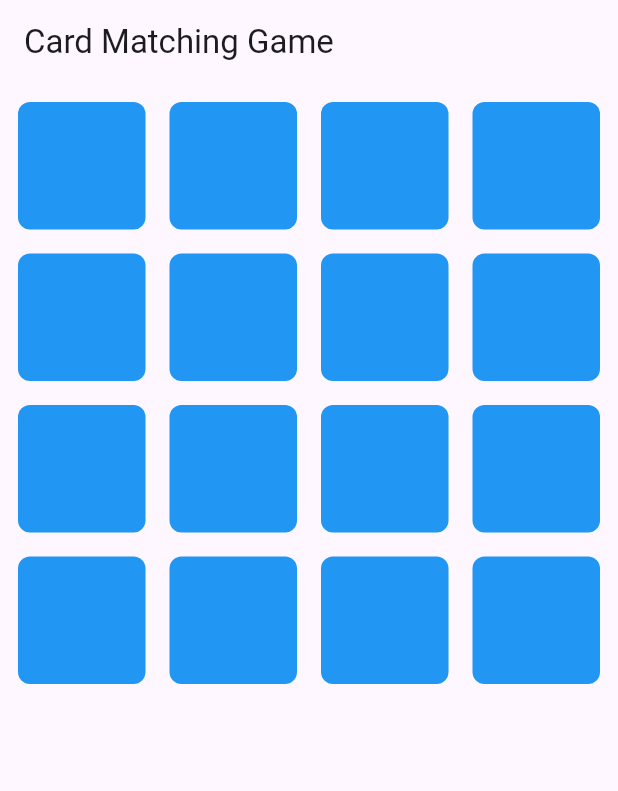
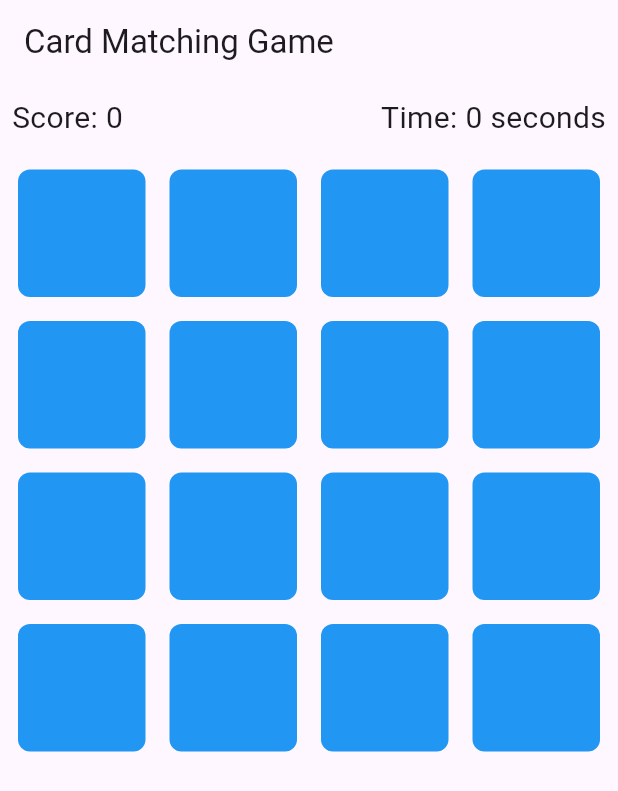
Before and after one commit to JackyZheng070102/Homework3v2, a Flutter app: the screen it shows after launch, on a phone screen of 412 x 824 dp. Shown: the top 791 px of the screen. Run offline on Flutter 3.47's test engine with Material 3 defaults, Android fonts, the phone set to English and light mode, and no system bars.

Commit message:
Add timer and scoring system to the game

```diff
--- a/lib/main.dart
+++ b/lib/main.dart
@@ -32,11 +32,20 @@ class _GameScreenState extends State<GameScreen> {
   List<int> cardValues = List<int>.generate(16, (index) => index ~/ 2); // Creates pairs: 0-0, 1-1, ..., 7-7
 
   int matchedPairs = 0; // Tracks number of matched pairs
+  int score = 0; // Player's score
+  int timeTaken = 0; // Time taken to match pairs
+  Timer? timer; // Timer object
+  bool gameStarted = false; // Flag to check if game has started
 
   // Handle card flipping logic
   void flipCard(int index) {
     if (isFaceUp[index] || isMatched[index] || selectedCards.length == 2) {
       return; // Prevent flipping if card is already face-up, matched, or two cards are face-up
+    }
+
+    if (!gameStarted) {
+      startTimer(); // Start the timer when the first card is flipped
+      gameStarted = true;
     }
 
     setState(() {
@@ -53,30 +62,48 @@ class _GameScreenState extends State<GameScreen> {
             isMatched[selectedCards[0]] = true;
             isMatched[selectedCards[1]] = true;
             matchedPairs++; // Increment matched pairs counter
+            score += 10; // Earn points for a match
           } else {
             // Cards do not match, flip them back down
             isFaceUp[selectedCards[0]] = false;
             isFaceUp[selectedCards[1]] = false;
+            score -= 5; // Deduct points for a mismatch
           }
           selectedCards.clear(); // Clear selected cards after checking
         });
 
         // Check for victory condition
         if (matchedPairs == cardValues.length ~/ 2) {
+          stopTimer(); // Stop the timer when the game is won
           _showVictoryDialog(); // Display victory message
         }
       });
     }
   }
 
+  // Start the timer
+  void startTimer() {
+    timer = Timer.periodic(Duration(seconds: 1), (Timer t) {
+      setState(() {
+        timeTaken++; // Increment time taken each second
+      });
+    });
+  }
+
+  // Stop the timer
+  void stopTimer() {
+    timer?.cancel();
+  }
+
   // Show victory dialog
   void _showVictoryDialog() {
+    stopTimer(); // Ensure timer is stopped before showing the dialog
     showDialog(
       context: context,
       builder: (BuildContext context) {
         return AlertDialog(
           title: Text('Victory!'),
-          content: Text('You matched all pairs!'),
+          content: Text('You matched all pairs!\nTime: $timeTaken seconds\nScore: $score'),
           actions: <Widget>[
             TextButton(
               child: Text('Play Again'),
@@ -98,6 +125,9 @@ class _GameScreenState extends State<GameScreen> {
       isMatched = List<bool>.filled(16, false);
       selectedCards.clear();
       matchedPairs = 0;
+      score = 0;
+      timeTaken = 0;
+      gameStarted = false;
       cardValues.shuffle(); // Shuffle the card values for a new game
     });
   }
@@ -108,7 +138,20 @@ class _GameScreenState extends State<GameScreen> {
       appBar: AppBar(
         title: Text('Card Matching Game'),
       ),
-      body: Padding(
+      body: Column(
+        children: [
+          Padding(
+            padding: const EdgeInsets.all(8.0),
+            child: Row(
+              mainAxisAlignment: MainAxisAlignment.spaceBetween,
+              children: [
+                Text('Score: $score', style: TextStyle(fontSize: 20)),
+                Text('Time: $timeTaken seconds', style: TextStyle(fontSize: 20)),
+              ],
+            ),
+          ),
+          Expanded(
+            child: Padding(
               padding: const EdgeInsets.all(8.0),
               child: GridView.builder(
                 gridDelegate: SliverGridDelegateWithFixedCrossAxisCount(
@@ -130,6 +173,9 @@ class _GameScreenState extends State<GameScreen> {
                   );
                 },
               ),
+            ),
+          ),
+        ],
       ),
     );
   }
```
Lines whose indentation alone changed are shown as unchanged.
